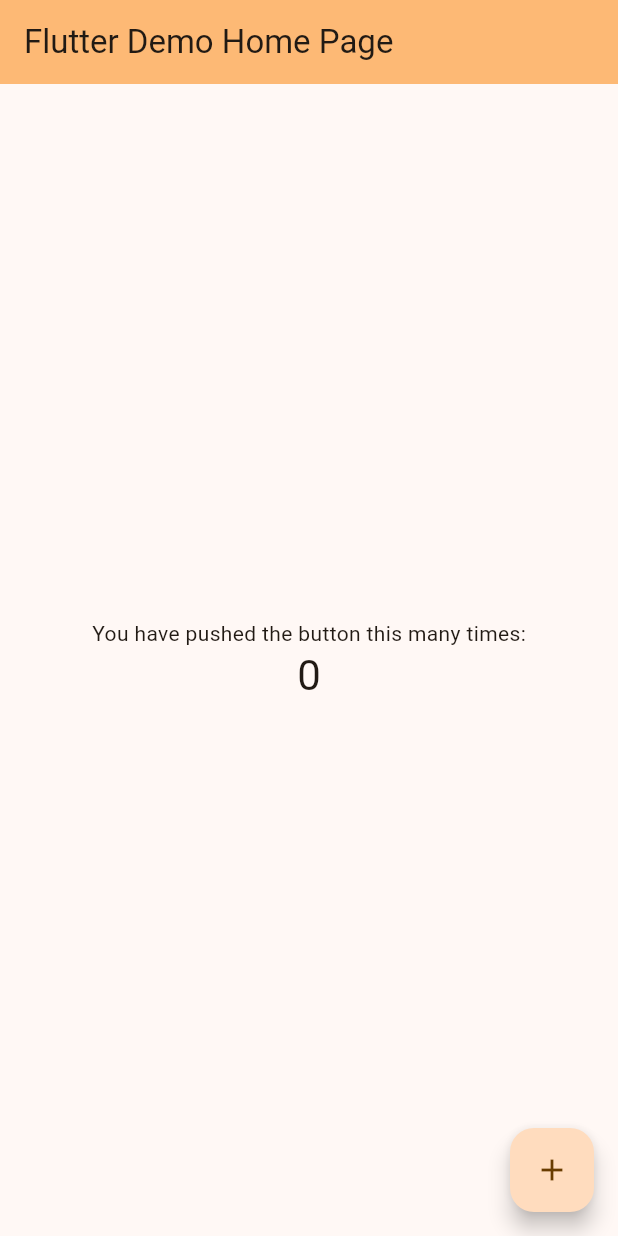
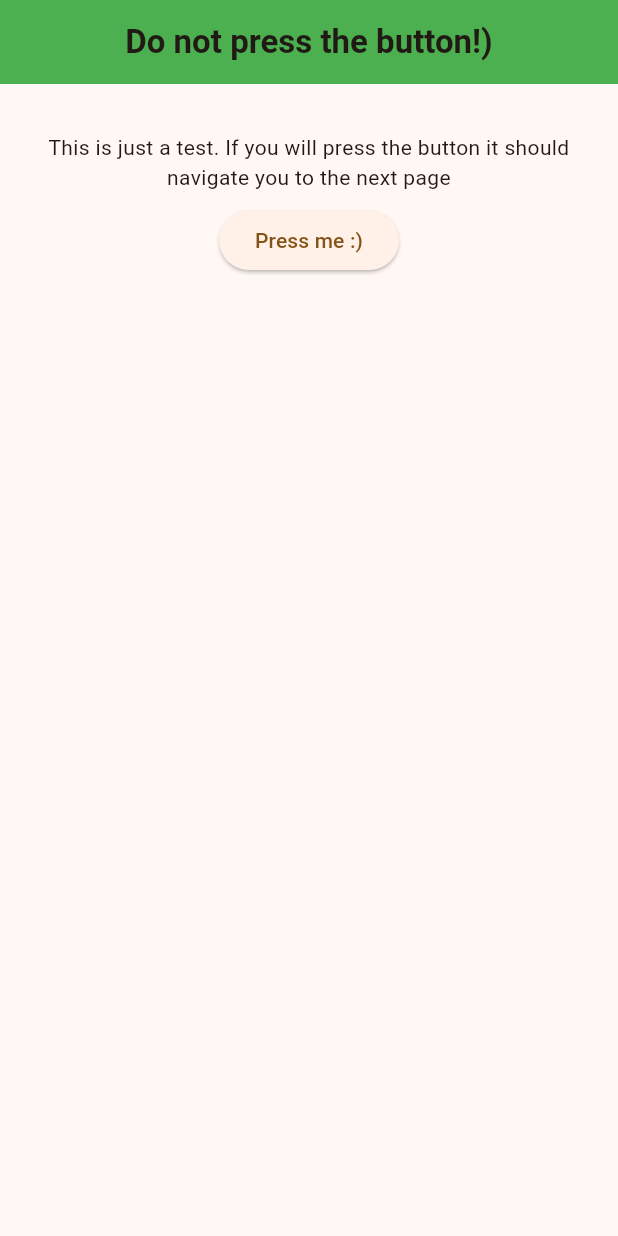
Before and after one commit to mykolapatyn/flutter_test, a Flutter app: the screen it shows after launch, on a phone screen of 412 x 824 dp. Run offline on Flutter 3.47's test engine with Material 3 defaults, Android fonts, the phone set to English and light mode, and no system bars.

```diff
--- a/lib/main.dart
+++ b/lib/main.dart
@@ -1,4 +1,6 @@
 import 'package:flutter/material.dart';
+import 'package:untitled/start/start_page.dart';
+import 'package:untitled/start/start_page2.dart';
 
 void main() {
   runApp(const MyApp());
@@ -16,7 +18,7 @@ class MyApp extends StatelessWidget {
         colorScheme: ColorScheme.fromSeed(seedColor: Colors.orange),
         useMaterial3: true,
       ),
-      home: const MyHomePage(title: 'Flutter Demo Home Page'),
+      home: const StartPage2(),
     );
   }
 }
--- /dev/null
+++ b/lib/start/start_page2.dart
@@ -0,0 +1,49 @@
+import 'package:flutter/material.dart';
+import 'package:untitled/start/start_page.dart';
+
+class StartPage2 extends StatefulWidget {
+  const StartPage2({super.key});
+
+  @override
+  State<StartPage2> createState() => _StartPage2State();
+}
+
+class _StartPage2State extends State<StartPage2> {
+  @override
+  Widget build(BuildContext context) {
+    return Scaffold(
+      appBar: AppBar(
+          backgroundColor: Colors.green,
+          title: const Center(
+              child: Text(
+            'Do not press the button!)',
+            style: TextStyle(fontWeight: FontWeight.bold),
+          ))),
+      body: Padding(
+        padding: const EdgeInsets.symmetric(vertical: 32, horizontal: 32),
+        child: Center(
+          child: Column(
+            crossAxisAlignment: CrossAxisAlignment.center,
+            children: [
+              const Text(
+                'This is just a test. If you will press the button it should navigate you to the next page',
+                textAlign: TextAlign.center,
+              ),
+              Padding(
+                padding: const EdgeInsets.only(top: 8.0),
+                child: ElevatedButton(
+                    onPressed: () {
+                      Navigator.push(
+                          context,
+                          MaterialPageRoute(
+                              builder: (context) => const StartPage()));
+                    },
+                    child: const Text('Press me :)')),
+              )
+            ],
+          ),
+        ),
+      ),
+    );
+  }
+}
```
Also changed, not shown: lib/start/start_page.dart (added, +56 -0 lines).
